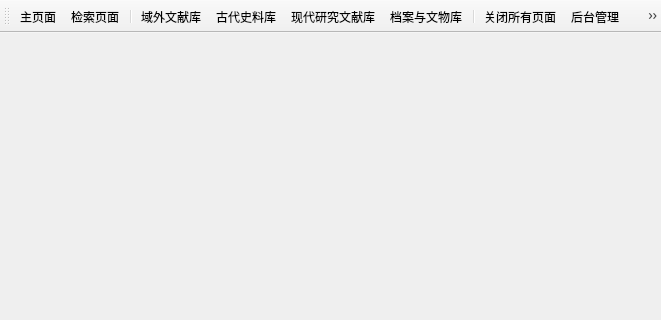
First picture: the form in UI/UI_MainWindow.ui, repository mortersen/ZhengCG, before the edit; both pictures show x 0 to 661 and y 0 to 320 of the 661 by 600 pixel window.
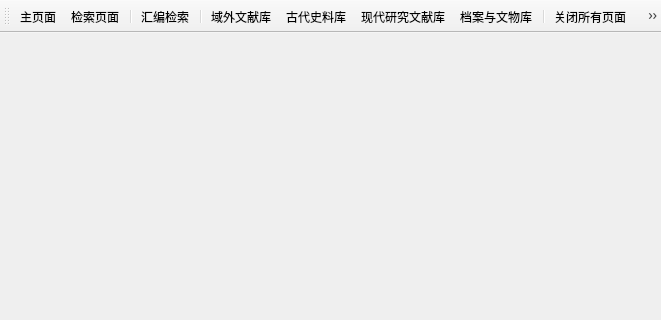
Second picture: the form after the edit. Icons and pictures are not drawn.

The edit to the form file:
```diff
--- a/UI/UI_MainWindow.ui
+++ b/UI/UI_MainWindow.ui
@@ -42,6 +42,8 @@
    <addaction name="action_Index"/>
    <addaction name="action_Search"/>
    <addaction name="separator"/>
+   <addaction name="action_HMCSearch"/>
+   <addaction name="separator"/>
    <addaction name="action_YuWai"/>
    <addaction name="action_GuDaiShi"/>
    <addaction name="action_XianDai"/>
@@ -51,6 +53,7 @@
    <addaction name="action_Setup"/>
    <addaction name="action_about"/>
    <addaction name="action_Quit"/>
+   <addaction name="separator"/>
   </widget>
   <action name="action_Search">
    <property name="icon">
@@ -148,6 +151,18 @@
     <string>后台管理</string>
    </property>
   </action>
+  <action name="action_HMCSearch">
+   <property name="icon">
+    <iconset resource="../RES/img.qrc">
+     <normaloff>:/PIC/DocumentSearch.png</normaloff>:/PIC/DocumentSearch.png</iconset>
+   </property>
+   <property name="text">
+    <string>汇编检索</string>
+   </property>
+   <property name="toolTip">
+    <string>文献史料汇编检索</string>
+   </property>
+  </action>
  </widget>
  <resources>
   <include location="../RES/img.qrc"/>
```
